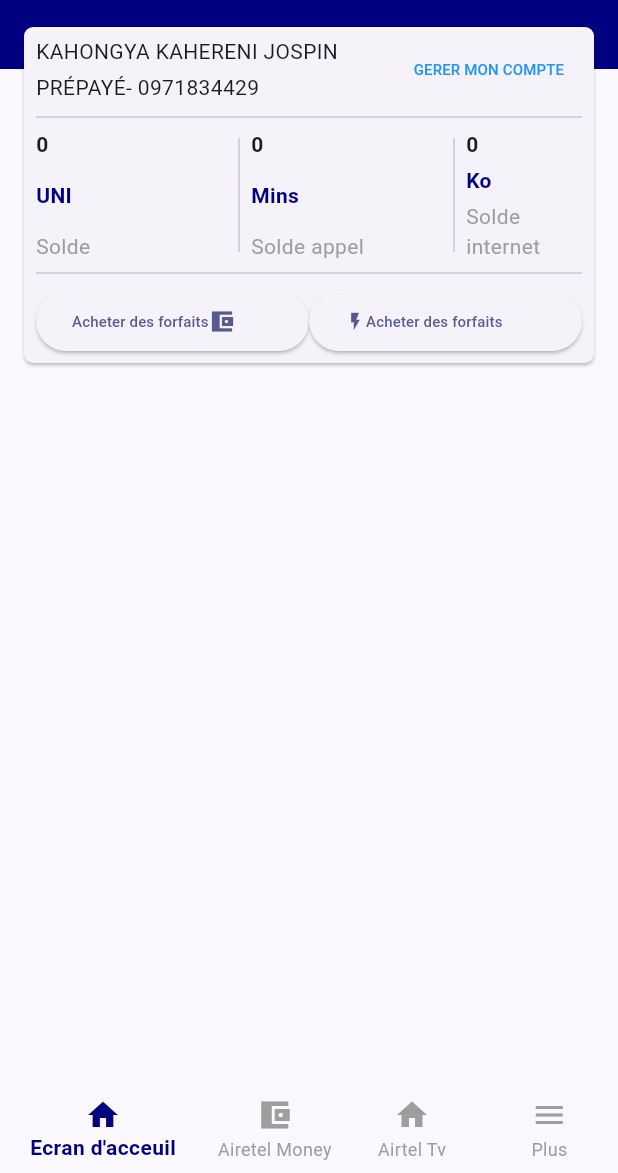
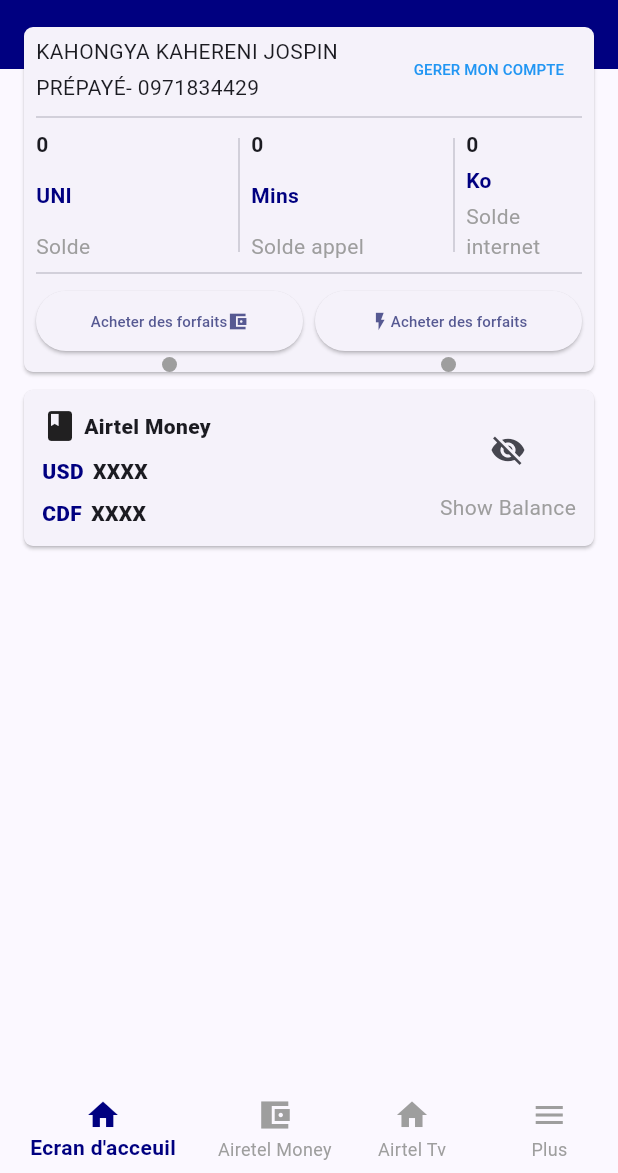
Before and after one commit to jospinQr/my_airtel_clone, a Flutter app: the screen it shows after launch, on a phone screen of 412 x 824 dp, the part 63-1236 px from its top. Run offline on Flutter 3.47's test engine with Material 3 defaults, Android fonts, the phone set to English and light mode, and no system bars.

Commit message:
second commit

```diff
--- /dev/null
+++ b/lib/ui/components/AirtelMoneyCard.dart
@@ -0,0 +1,129 @@
+import 'package:flutter/material.dart';
+
+class AirtelMoneyCard extends StatefulWidget {
+  AirtelMoneyCard({super.key});
+
+  @override
+  State<AirtelMoneyCard> createState() => _AirtelMoneyCardState();
+}
+
+class _AirtelMoneyCardState extends State<AirtelMoneyCard> {
+  var _isShow = false;
+  var _dollarsValue = "20 000";
+  var _francValue = "17 000 000";
+  var _passWord = TextEditingController();
+
+  @override
+  Widget build(BuildContext context) {
+
+    return Card(
+      shape: RoundedRectangleBorder(borderRadius: BorderRadius.circular(6)),
+      child: Padding(
+        padding: EdgeInsets.all(12),
+        child: Row(
+          mainAxisAlignment: MainAxisAlignment.spaceBetween,
+          children: [
+            Column(
+              crossAxisAlignment: CrossAxisAlignment.start,
+              children: [
+                Row(
+                  children: [
+                    Icon(Icons.book),
+                    SizedBox(
+                      width: 4,
+                    ),
+                    Text(
+                      "Airtel Money",
+                      style: TextStyle(fontWeight: FontWeight.w900),
+                    )
+                  ],
+                ),
+                SizedBox(
+                  height: 8,
+                ),
+                Row(
+                  children: [
+                    Text(
+                      "USD",
+                      style: TextStyle(
+                          fontWeight: FontWeight.w900,
+                          color: Color.fromARGB(0XFF, 0X00, 0X00, 0X80)),
+                    ),
+                    SizedBox(
+                      width: 6,
+                    ),
+                    Text(
+                      _isShow ? _dollarsValue : "XXXX",
+                      style: TextStyle(fontWeight: FontWeight.w900),
+                    )
+                  ],
+                ),
+                SizedBox(
+                  height: 8,
+                ),
+                Row(
+                  children: [
+                    Text(
+                      "CDF",
+                      style: TextStyle(
+                          fontWeight: FontWeight.w900,
+                          color: Color.fromARGB(0XFF, 0X00, 0X00, 0X80)),
+                    ),
+                    SizedBox(
+                      width: 6,
+                    ),
+                    Text(
+                      _isShow ? _francValue : "XXXX",
+                      style: TextStyle(fontWeight: FontWeight.w900),
+                    )
+                  ],
+                )
+              ],
+            ),
+            Column(
+              children: [
+                IconButton(
+                  onPressed: () {
+                    setState(
+                      () {
+                        _isShow = !_isShow;
+                        showModalBottomSheet(
+                            context: context,
+                            builder: (context) {
+                              return Container(
+                                width: 500,
+                                  child: Column(
+
+                                    mainAxisAlignment: MainAxisAlignment.center,
+                                    mainAxisSize: MainAxisSize.max,
+                                    children: [
+
+                                        Icon(Icons.lock,size: 45,color: Colors.red,),
+                                        TextField(controller: _passWord)
+                                    ],
+                                  ),
+                              );
+                            });
+                      },
+                    );
+                  },
+                  icon: Icon(_isShow ? Icons.visibility : Icons.visibility_off),
+                  highlightColor: Colors.blueAccent,
+                  splashColor: Colors.blueGrey,
+                  hoverColor: Colors.blueGrey,
+                ),
+                SizedBox(
+                  height: 4,
+                ),
+                Text(
+                  "Show Balance",
+                  style: TextStyle(color: Colors.grey),
+                )
+              ],
+            ),
+          ],
+        ),
+      ),
+    );
+  }
+}
--- a/lib/ui/components/IdentityCard.dart
+++ b/lib/ui/components/IdentityCard.dart
@@ -1,8 +1,7 @@
-
-
 import 'package:flutter/cupertino.dart';
 import 'package:flutter/material.dart';
 import 'package:flutter/widgets.dart';
+import 'package:my_airtel_clone/ui/components/IndicatorBox.dart';
 
 class IdentityCard extends StatelessWidget {
   const IdentityCard({super.key});
@@ -12,7 +11,7 @@
     return Card(
       shape: RoundedRectangleBorder(borderRadius: BorderRadius.circular(6)),
       child: Padding(
-        padding: const EdgeInsets.symmetric(horizontal: 8, vertical: 4),
+        padding: const EdgeInsets.only(top: 4, left: 8, right: 8, bottom: 0),
         child: Column(
           children: [
             Row(
@@ -31,11 +30,9 @@
                 ),
                 TextButton(
                   onPressed: () {},
-                  child: Expanded(
                   child: Text(
                     "Gerer mon compte".toUpperCase(),
                     style: TextStyle(color: Colors.blue, fontSize: 10),
-                    ),
                   ),
                 ),
               ],
@@ -143,29 +140,57 @@
             ),
             Divider(),
             Row(
+              mainAxisAlignment: MainAxisAlignment.center,
               children: [
-               Expanded(child: ElevatedButton(
-                  onPressed: () {},
-                  child: Row(
+                Expanded(
+                    child: Column(
                   children: [
-                      Text("Acheter des forfaits",style: TextStyle(fontSize: 10),),
-                      Icon(Icons.account_balance_wallet_sharp)
-                    ],
-                  ),
-                )),
-                Expanded(
-                  child: ElevatedButton(
+                    ElevatedButton(
 
                       onPressed: () {},
                       child: Row(
+                        mainAxisAlignment: MainAxisAlignment.center,
                         children: [
-
-                        Icon(Icons.flash_on_outlined,size: 14,),
-                        Text("Acheter des forfaits",style: TextStyle(fontSize: 10),)
+                          Text(
+                            "Acheter des forfaits",
+                            style: TextStyle(fontSize: 10),
+                          ),
+                          Icon(
+                            Icons.account_balance_wallet_sharp,
+                            size: 14,
+                          )
                         ],
                       ),
                     ),
+                    IndicatorBox()
+                  ],
+                )),
+                SizedBox(width: 8),
+                Expanded(
+                  child: Column(
+                    mainAxisAlignment: MainAxisAlignment.center,
+                    crossAxisAlignment: CrossAxisAlignment.center,
+                    children: [
+                      ElevatedButton(
+                        onPressed: () {},
+                        child: Row(
+                          mainAxisAlignment: MainAxisAlignment.center,
+                          children: [
+                            Icon(
+                              Icons.flash_on_outlined,
+                              size: 14,
+                            ),
+                            Text(
+                              "Acheter des forfaits",
+                              style: TextStyle(fontSize: 10),
                             )
+                          ],
+                        ),
+                      ),
+                      IndicatorBox()
+                    ],
+                  ),
+                ),
               ],
             )
           ],
--- /dev/null
+++ b/lib/ui/components/IndicatorBox.dart
@@ -0,0 +1,15 @@
+import 'package:flutter/cupertino.dart';
+import 'package:flutter/material.dart';
+
+class IndicatorBox extends StatelessWidget {
+  const IndicatorBox({super.key});
+
+  @override
+  Widget build(BuildContext context) {
+    return Container(
+      height:10 ,
+      width: 200,
+      decoration: BoxDecoration(shape: BoxShape.circle,color: Colors.grey),
+    );
+  }
+}
--- a/lib/ui/screen/HomeScreen.dart
+++ b/lib/ui/screen/HomeScreen.dart
@@ -1,5 +1,6 @@
 import 'package:flutter/cupertino.dart';
 import 'package:flutter/material.dart';
+import 'package:my_airtel_clone/ui/components/AirtelMoneyCard.dart';
 import 'package:my_airtel_clone/ui/components/IdentityCard.dart';
 
 class HomeScreen extends StatefulWidget {
@@ -23,7 +24,14 @@
                    Container(height: 32,color: Color.fromARGB(0XFF, 0X00, 0X00, 0X80),),
                    Padding(
                      padding: const EdgeInsets.symmetric(horizontal: 12),
-                     child: IdentityCard(),
+                     child: Column(
+                       crossAxisAlignment: CrossAxisAlignment.start,
+                       children: [
+                         IdentityCard(),
+                         SizedBox(height: 4,),
+                         AirtelMoneyCard()
+                       ],
+                     ),
                    )
                  ],
               ),
```
Also changed, not shown: 2 other files. Lines whose indentation alone changed are shown as unchanged.
